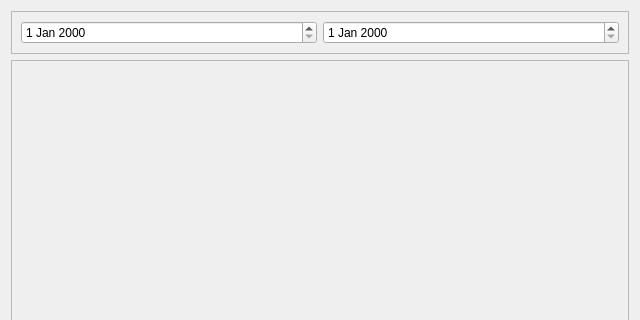
Above: src/GUI/TasksList/TasksList.ui from Yaon-C2H8N2/Projet-CDAA before the change; both pictures show x 0 to 640 and y 0 to 320 of the 640 by 480 pixel window. Below: the same form after it.
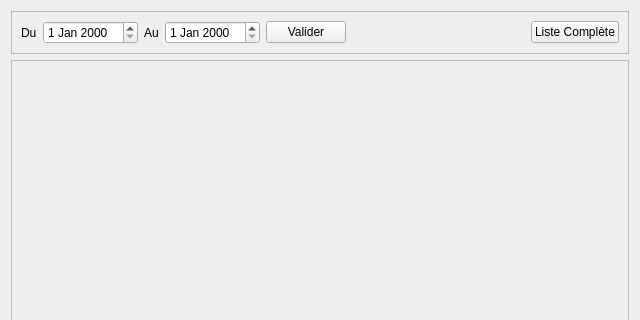
That is the form after the change.

Commit message: Ajout liste des tâches

```diff
--- a/src/GUI/TasksList/TasksList.ui
+++ b/src/GUI/TasksList/TasksList.ui
@@ -24,10 +24,51 @@
      </property>
      <layout class="QHBoxLayout" name="horizontalLayout">
       <item>
-       <widget class="QDateEdit" name="dateEdit"/>
+       <widget class="QLabel" name="label">
+        <property name="text">
+         <string>Du</string>
+        </property>
+       </widget>
       </item>
       <item>
-       <widget class="QDateEdit" name="dateEdit_2"/>
+       <widget class="QDateEdit" name="fromDateEdit"/>
+      </item>
+      <item>
+       <widget class="QLabel" name="label_2">
+        <property name="text">
+         <string>Au</string>
+        </property>
+       </widget>
+      </item>
+      <item>
+       <widget class="QDateEdit" name="toDateEdit"/>
+      </item>
+      <item>
+       <widget class="QPushButton" name="validateButton">
+        <property name="text">
+         <string>Valider</string>
+        </property>
+       </widget>
+      </item>
+      <item>
+       <spacer name="horizontalSpacer">
+        <property name="orientation">
+         <enum>Qt::Horizontal</enum>
+        </property>
+        <property name="sizeHint" stdset="0">
+         <size>
+          <width>40</width>
+          <height>20</height>
+         </size>
+        </property>
+       </spacer>
+      </item>
+      <item>
+       <widget class="QPushButton" name="reinitButton">
+        <property name="text">
+         <string>Liste Complète</string>
+        </property>
+       </widget>
       </item>
      </layout>
     </widget>
```
The commit also changes 6 other files.
